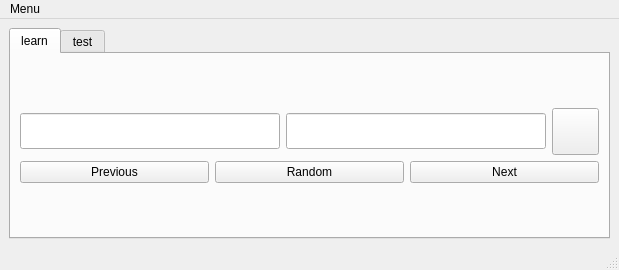
zielaskowski/words, file qt_gui/main_window.ui: the form before one commit.
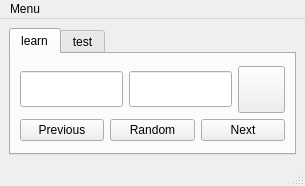
The form after the commit. Icons and pictures are not drawn.

```diff
--- a/qt_gui/main_window.ui
+++ b/qt_gui/main_window.ui
@@ -6,8 +6,8 @@
    <rect>
     <x>0</x>
     <y>0</y>
-    <width>619</width>
-    <height>270</height>
+    <width>305</width>
+    <height>186</height>
    </rect>
   </property>
   <property name="windowTitle">
@@ -37,20 +37,51 @@
            <layout class="QHBoxLayout" name="horizontalLayout">
             <item>
              <widget class="QLineEdit" name="txt_ru">
+              <property name="sizePolicy">
+               <sizepolicy hsizetype="MinimumExpanding" vsizetype="Fixed">
+                <horstretch>0</horstretch>
+                <verstretch>0</verstretch>
+               </sizepolicy>
+              </property>
+              <property name="minimumSize">
+               <size>
+                <width>100</width>
+                <height>35</height>
+               </size>
+              </property>
               <property name="font">
                <font>
                 <pointsize>18</pointsize>
+                <kerning>true</kerning>
                </font>
               </property>
+              <property name="text">
+               <string/>
+              </property>
              </widget>
             </item>
             <item>
              <widget class="QLineEdit" name="txt_pl">
+              <property name="sizePolicy">
+               <sizepolicy hsizetype="MinimumExpanding" vsizetype="Fixed">
+                <horstretch>0</horstretch>
+                <verstretch>0</verstretch>
+               </sizepolicy>
+              </property>
+              <property name="minimumSize">
+               <size>
+                <width>100</width>
+                <height>35</height>
+               </size>
+              </property>
               <property name="font">
                <font>
                 <pointsize>18</pointsize>
                </font>
               </property>
+              <property name="frame">
+               <bool>true</bool>
+              </property>
              </widget>
             </item>
             <item>
@@ -172,8 +203,8 @@
     <rect>
      <x>0</x>
      <y>0</y>
-     <width>619</width>
-     <height>30</height>
+     <width>305</width>
+     <height>21</height>
     </rect>
    </property>
    <property name="toolTip">
```
